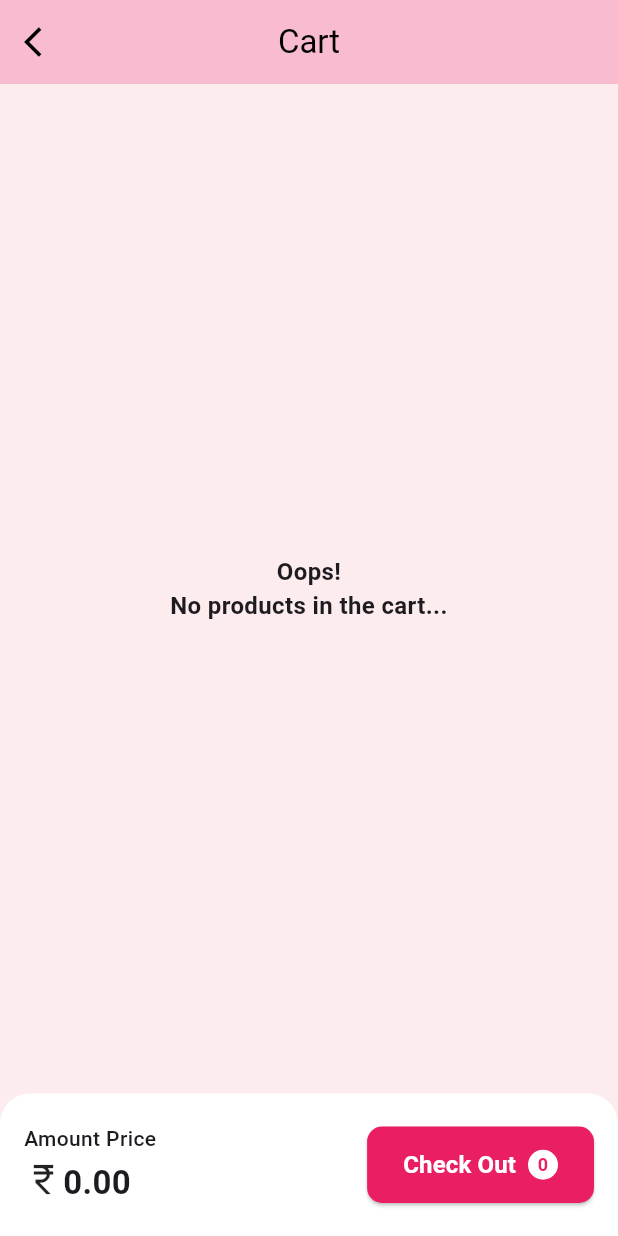
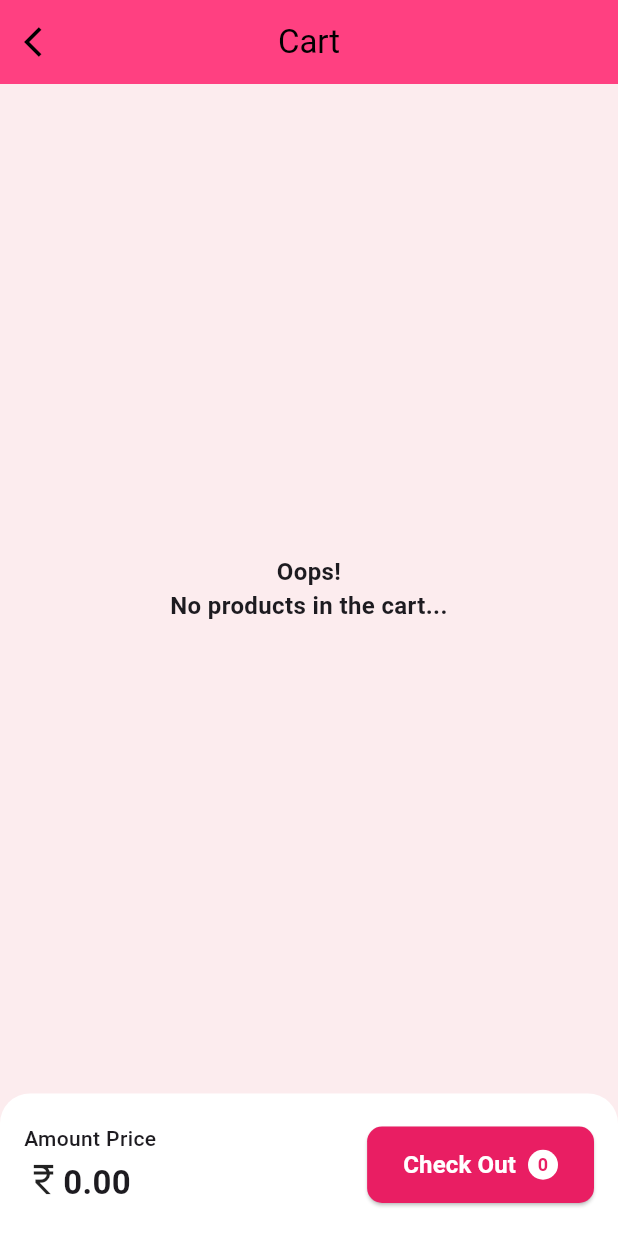
Before and after one commit to mxhit17/shopping_cart, a Flutter app: the screen it shows after launch, after a tap on an icon or button, on a phone screen of 412 x 824 dp. Run offline on Flutter 3.47's test engine with Material 3 defaults, Android fonts, the phone set to English and light mode, and no system bars; our stand-ins replace dio, flutter_riverpod, get_it, shared_preferences; network calls fail.

Commit message:
quantity reset bug fixed and other ui changes

```diff
--- a/lib/main.dart
+++ b/lib/main.dart
@@ -58,12 +58,25 @@ class SplashView extends StatefulWidget {
   State<SplashView> createState() => _SplashViewState();
 }
 
-class _SplashViewState extends State<SplashView> {
+class _SplashViewState extends State<SplashView>
+    with SingleTickerProviderStateMixin {
+  late AnimationController _controller;
+  late Animation<double> _fadeAnimation;
+
   @override
   void initState() {
     super.initState();
 
-    Timer(const Duration(milliseconds: 1000), () {
+    // Initialize fade-in animation
+    _controller = AnimationController(
+      vsync: this,
+      duration: const Duration(milliseconds: 800),
+    );
+    _fadeAnimation = Tween<double>(begin: 0, end: 1).animate(_controller);
+    _controller.forward();
+
+    // Navigate to the next screen after delay
+    Timer(const Duration(seconds: 2), () {
       Navigator.pushReplacement(
         context,
         MaterialPageRoute(builder: (_) => CatalogueScreen()),
@@ -72,11 +85,46 @@ class _SplashViewState extends State<SplashView> {
   }
 
   @override
+  void dispose() {
+    _controller.dispose();
+    super.dispose();
+  }
+
+  @override
   Widget build(BuildContext context) {
     return Scaffold(
-      backgroundColor: Theme.of(context).primaryColor,
-      body: Center(),
+      backgroundColor: Colors.white,
+      body: FadeTransition(
+        opacity: _fadeAnimation,
+        child: Center(
+          child: Column(
+            mainAxisAlignment: MainAxisAlignment.center,
+            children: [
+              // Shopping Bag Icon
+              Icon(
+                Icons.shopping_bag_rounded,
+                size: 100,
+                color: Colors.pinkAccent,
+              ),
+              const SizedBox(height: 16),
+              // Tagline
+              const Text(
+                "Shop Everything, Anytime!",
+                style: TextStyle(
+                  fontSize: 18,
+                  fontWeight: FontWeight.bold,
+                  color: Colors.black87,
+                ),
+              ),
+              const SizedBox(height: 30),
+              // Loading Indicator
+              // CircularProgressIndicator(
+              //   color: Colors.pinkAccent,
+              // ),
+            ],
+          ),
+        ),
+      ),
     );
-    // throw UnimplementedError();
   }
 }
--- a/lib/views/catalogue_view.dart
+++ b/lib/views/catalogue_view.dart
@@ -55,7 +55,7 @@ class _CatalogueScreenState extends ConsumerState<CatalogueScreen> {
       appBar: AppBar(
         centerTitle: true,
         title: Text('Catalogue'),
-        backgroundColor: Color.fromARGB(255, 252, 236, 238),
+        backgroundColor: Colors.pinkAccent.shade100,
         actions: [
           InkWell(
             onTap: () {
```
Also changed, not shown: lib/views/cart_view.dart (+11 -4 lines), lib/widget/product_card.dart (+14 -8 lines), 1 other file.
